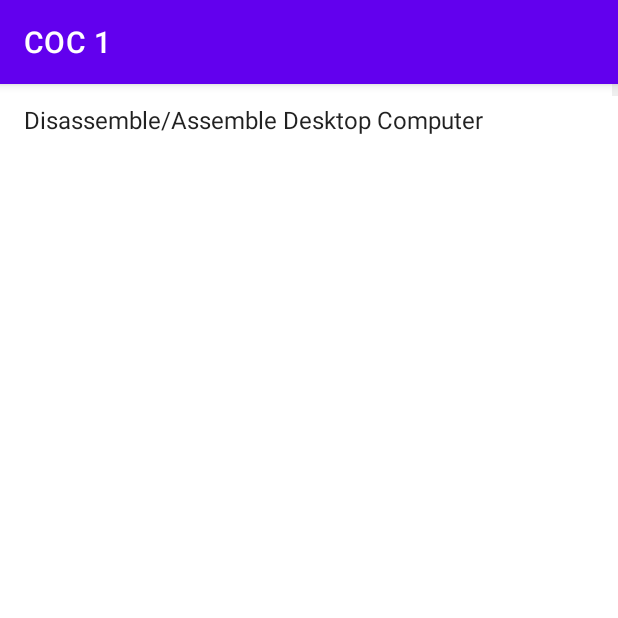
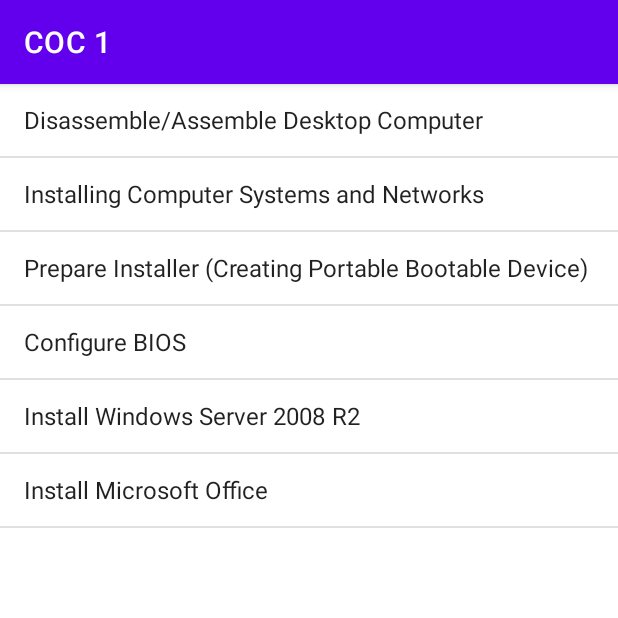
Before and after one commit to Vanny-Dev/ICT-CSS-Academy, an Android app: the cocOneActivity screen opened directly, with no data from a screen before it, on a phone screen of 412 x 824 dp, the top half of it. Run offline under Robolectric (Android 15) with nearby library versions, the phone set to English and light mode, and no system bars.

```diff
--- a/app/src/main/java/com/ict/cssmobileapplication/cocOneActivity.java
+++ b/app/src/main/java/com/ict/cssmobileapplication/cocOneActivity.java
@@ -23,13 +23,11 @@
 
         // Preferences
         pref = getSharedPreferences(preferencesData.PREFERENCE_NAME, MODE_PRIVATE);
+        adapter = new ArrayAdapter<String>(this, android.R.layout.simple_list_item_1, MyLists.coc_1);
 
         // layout
         setContentView(R.layout.activity_coc_one);
-
         listsView = findViewById(R.id.coc_1_lists);
-
-        adapter = new ArrayAdapter<String>(this, android.R.layout.simple_list_item_1, MyLists.coc_1);
 
         listsView.setAdapter(adapter);
 
@@ -40,7 +38,7 @@
                 pref.edit().putString(preferencesData.PREFERENCE_CURRENT_ACTIVITY, name);
                 // Don't use the commit or apply here, to reset the data
                 // Open new activity? add this below
-                // startActivity(new Intent(cocOneActivity.this, lessonP1.class));
+                startActivity(new Intent(cocOneActivity.this, lessonP1.class));
             }
         });
 
--- a/app/src/main/res/layout/activity_coc_one.xml
+++ b/app/src/main/res/layout/activity_coc_one.xml
@@ -1,5 +1,5 @@
 <?xml version="1.0" encoding="utf-8"?>
-<ScrollView xmlns:android="http://schemas.android.com/apk/res/android"
+<androidx.appcompat.widget.LinearLayoutCompat xmlns:android="http://schemas.android.com/apk/res/android"
     xmlns:app="http://schemas.android.com/apk/res-auto"
     xmlns:tools="http://schemas.android.com/tools"
     android:layout_width="match_parent"
@@ -79,4 +79,4 @@
 
     </LinearLayout-->
 
-</ScrollView>
+</androidx.appcompat.widget.LinearLayoutCompat>
--- a/app/src/main/res/layout/activity_lesson_p1.xml
+++ b/app/src/main/res/layout/activity_lesson_p1.xml
@@ -22,7 +22,7 @@
 
     </FrameLayout-->
 
-    <TextView
+    <!--TextView
         android:id="@+id/textView3"
         android:layout_width="417dp"
         android:layout_height="327dp"
@@ -34,5 +34,5 @@
         app:layout_constraintHorizontal_bias="0.6"
         app:layout_constraintStart_toStartOf="parent"
         app:layout_constraintTop_toTopOf="parent"
-        android:textSize="30sp"/>
+        android:textSize="30sp"/ -->
 </androidx.constraintlayout.widget.ConstraintLayout>
```
Also changed, not shown: app/src/main/AndroidManifest.xml (+7 -0 lines), app/src/main/java/com/ict/cssmobileapplication/lessonP1.java (+17 -2 lines).
